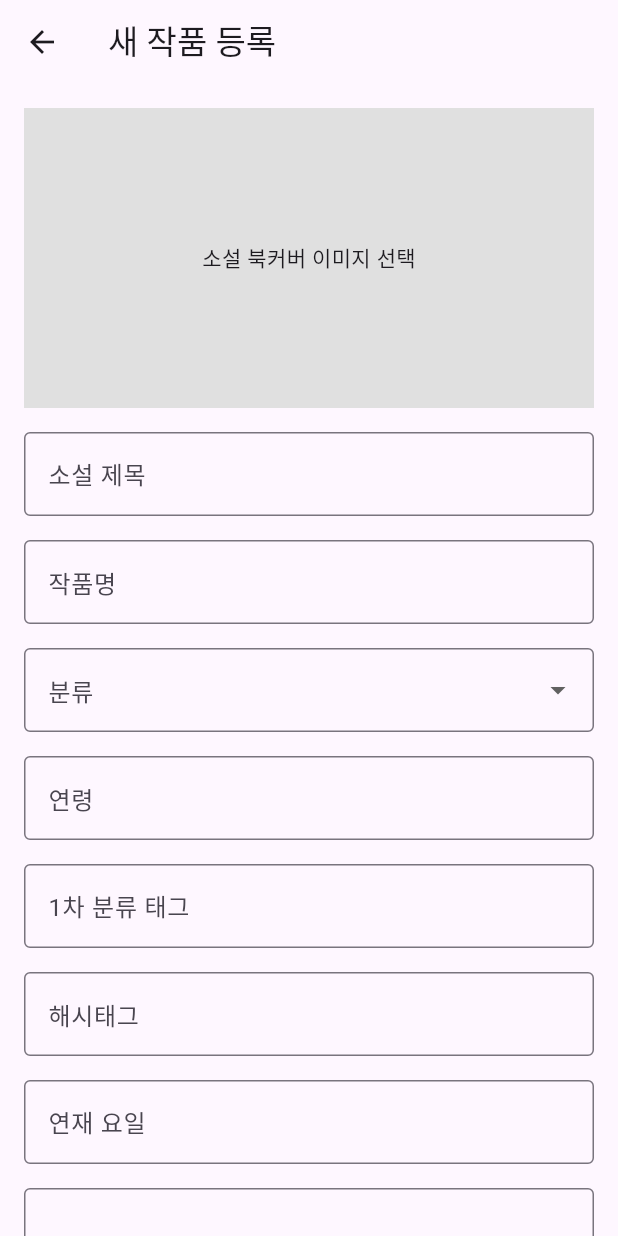
After one commit to 20160553/novel_starter_FE, a Flutter app: the NovelCreatingScreen screen opened directly, on a phone screen of 412 x 824 dp. The commit adds this screen. Run offline on Flutter 3.47's test engine with Material 3 defaults, Android fonts, the phone set to English and light mode, and no system bars.

Commit message:
UI: NovelManage, NovelCreating

```diff
--- a/lib/main.dart
+++ b/lib/main.dart
@@ -1,6 +1,5 @@
 import 'package:flutter/material.dart';
 import 'package:novel_starter/screens/main_screen.dart';
-import 'package:novel_starter/screens/novel_detail_screen.dart';
 
 void main() {
   runApp(MyApp());
--- /dev/null
+++ b/lib/screens/novel_creating_screen.dart
@@ -0,0 +1,126 @@
+import 'package:flutter/material.dart';
+
+class NovelCreatingScreen extends StatelessWidget {
+  @override
+  Widget build(BuildContext context) {
+    return Scaffold(
+      appBar: AppBar(
+        title: Text('새 작품 등록'),
+      ),
+      body: SingleChildScrollView(
+        child: Padding(
+          padding: const EdgeInsets.all(16.0),
+          child: Column(
+            crossAxisAlignment: CrossAxisAlignment.start,
+            children: [
+              // 소설 북커버 이미지
+              GestureDetector(
+                onTap: () {
+                  // 북커버 이미지 선택 로직 추가
+                },
+                child: Container(
+                  height: 200,
+                  color: Colors.grey[300],
+                  child: Center(
+                    child: Text('소설 북커버 이미지 선택'),
+                  ),
+                ),
+              ),
+              SizedBox(height: 16),
+
+              // 소설 제목
+              TextField(
+                decoration: InputDecoration(
+                  labelText: '소설 제목',
+                  border: OutlineInputBorder(),
+                ),
+              ),
+              SizedBox(height: 16),
+
+              // 작품명
+              TextField(
+                decoration: InputDecoration(
+                  labelText: '작품명',
+                  border: OutlineInputBorder(),
+                ),
+              ),
+              SizedBox(height: 16),
+
+              // 분류
+              DropdownButtonFormField<String>(
+                decoration: InputDecoration(
+                  labelText: '분류',
+                  border: OutlineInputBorder(),
+                ),
+                items: ['분류 1', '분류 2', '분류 3']
+                    .map((category) => DropdownMenuItem(
+                          value: category,
+                          child: Text(category),
+                        ))
+                    .toList(),
+                onChanged: (value) {
+                  // 분류 선택 로직
+                },
+              ),
+              SizedBox(height: 16),
+
+              // 연령
+              TextField(
+                decoration: InputDecoration(
+                  labelText: '연령',
+                  border: OutlineInputBorder(),
+                ),
+              ),
+              SizedBox(height: 16),
+
+              // 1차 분류 태그
+              TextField(
+                decoration: InputDecoration(
+                  labelText: '1차 분류 태그',
+                  border: OutlineInputBorder(),
+                ),
+              ),
+              SizedBox(height: 16),
+
+              // 해시태그
+              TextField(
+                decoration: InputDecoration(
+                  labelText: '해시태그',
+                  border: OutlineInputBorder(),
+                ),
+              ),
+              SizedBox(height: 16),
+
+              // 연재 요일
+              TextField(
+                decoration: InputDecoration(
+                  labelText: '연재 요일',
+                  border: OutlineInputBorder(),
+                ),
+              ),
+              SizedBox(height: 16),
+
+              // 작품 소개
+              TextField(
+                maxLines: 5,
+                decoration: InputDecoration(
+                  labelText: '작품 소개',
+                  border: OutlineInputBorder(),
+                ),
+              ),
+              SizedBox(height: 16),
+
+              // 제출 버튼
+              ElevatedButton(
+                onPressed: () {
+                  // 제출 로직
+                },
+                child: Text('작품 등록'),
+              ),
+            ],
+          ),
+        ),
+      ),
+    );
+  }
+}
```
Also changed, not shown: lib/screens/main_screen.dart (+17 -7 lines), lib/screens/novel_manage_screen.dart (added, +86 -0 lines), lib/widgets/new_dialog.dart (added, +44 -0 lines), lib/widgets/side_drawer.dart (added, +72 -0 lines).
